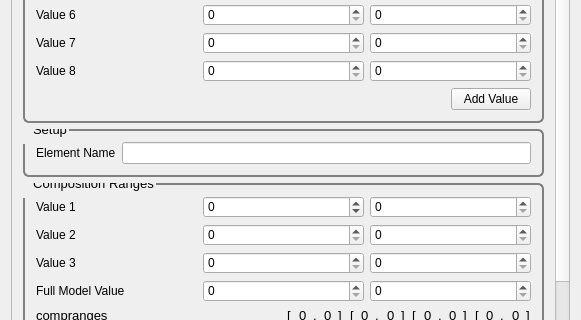
Qt form src/PYSAT_Gui_UI_Forms/02_mainwindow_full.ui (tisaconundrum2/PySAT-GUI) before a commit; both pictures show x 0 to 581 and y 396 to 716 of the 581 by 843 pixel window.
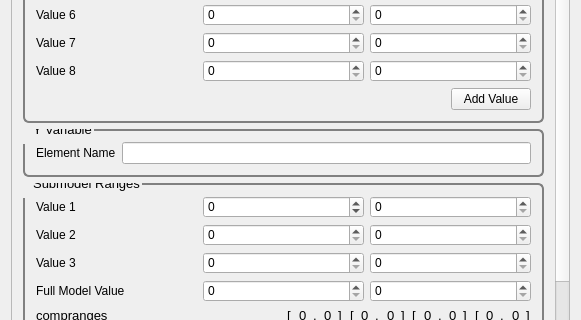
The same form after that commit.

Commit message: Auto Generated Update:_

The edit to the form file:
```diff
--- a/src/PYSAT_Gui_UI_Forms/02_mainwindow_full.ui
+++ b/src/PYSAT_Gui_UI_Forms/02_mainwindow_full.ui
@@ -24,7 +24,7 @@
        <property name="geometry">
         <rect>
          <x>0</x>
-         <y>-17</y>
+         <y>0</y>
          <width>544</width>
          <height>923</height>
         </rect>
@@ -489,7 +489,7 @@
            </font>
           </property>
           <property name="title">
-           <string>Setup</string>
+           <string>Y Variable</string>
           </property>
           <layout class="QVBoxLayout" name="CrossValid">
            <item>
@@ -525,7 +525,7 @@
            </font>
           </property>
           <property name="title">
-           <string>Composition Ranges</string>
+           <string>Submodel Ranges</string>
           </property>
           <layout class="QVBoxLayout" name="verticalLayout_7">
            <item>
```
